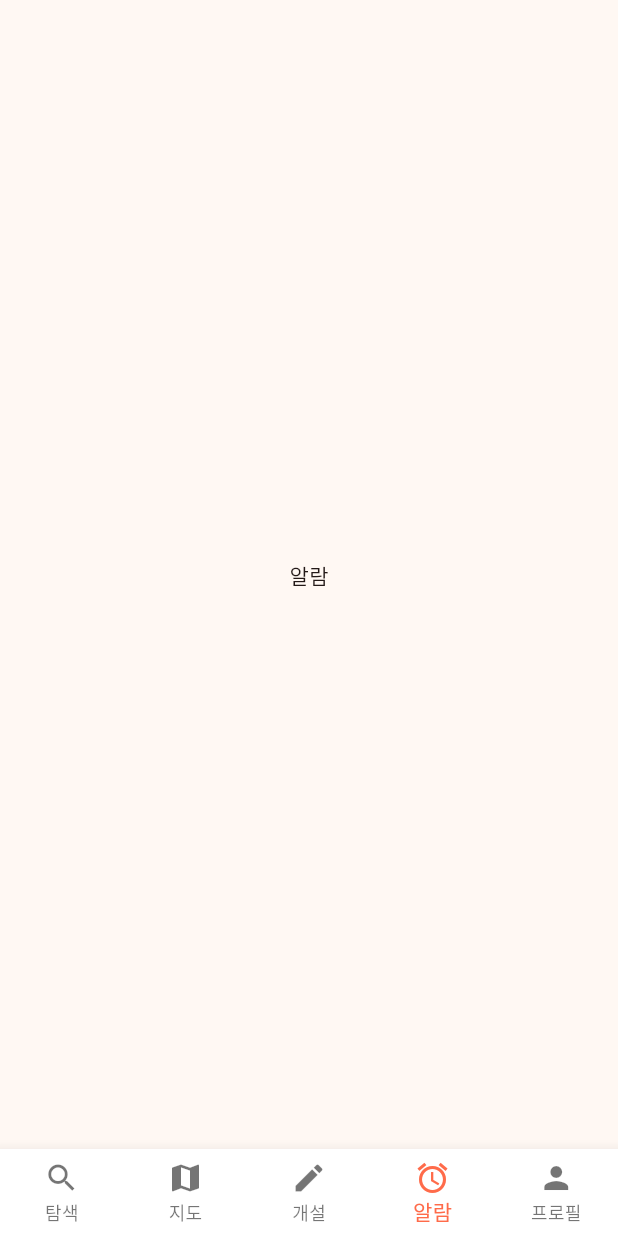
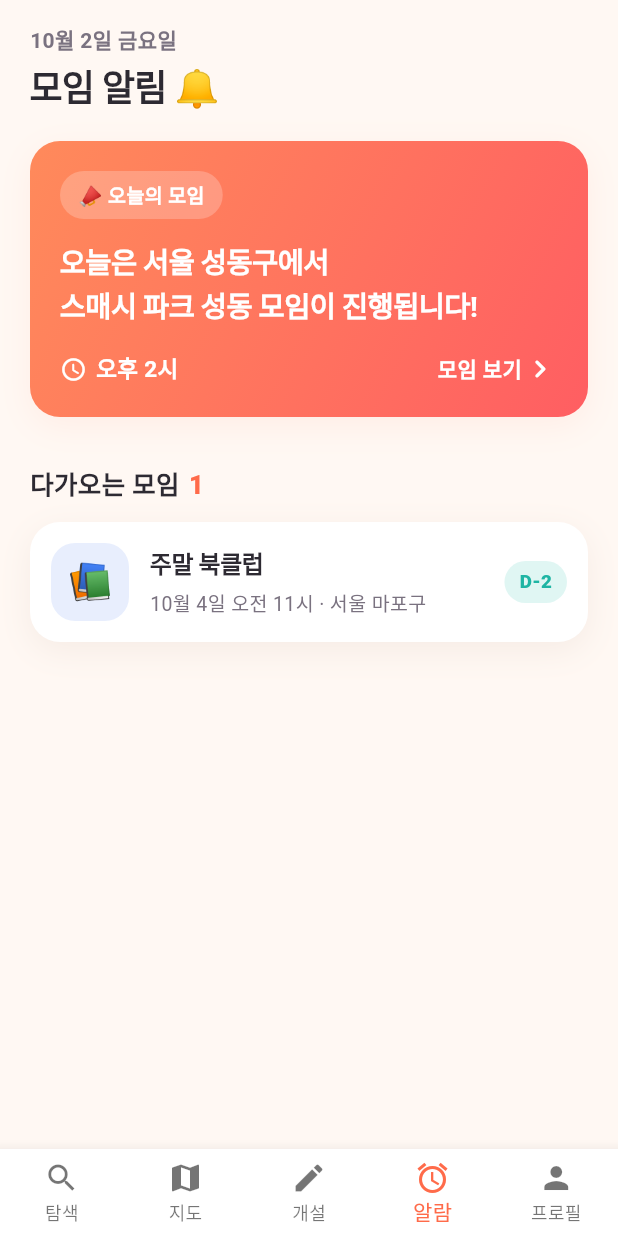
Before and after one commit to taetae0821/HABL, a Flutter app: the HomePage screen opened directly, item 4 of the bottom bar chosen, on a phone screen of 412 x 824 dp. Run offline on Flutter 3.47's test engine with Material 3 defaults, Android fonts, the phone set to English and light mode, and no system bars; missing offline and left inert: kakao_flutter_sdk_user.

Commit message:
알람 페이지 생성

```diff
--- a/lib/main.dart
+++ b/lib/main.dart
@@ -8,6 +8,7 @@ import 'src/login.dart';
 import 'src/social_auth.dart';
 import 'src/theme.dart';
 import 'src/profile.dart';
+import 'src/alarm.dart';
 
 void main() {
   WidgetsFlutterBinding.ensureInitialized();
@@ -51,7 +52,7 @@ class _HomePageState extends State<HomePage> {
     FindClub(),
     Center(child: Text('지도')),
     Formclub(),
-    Center(child: Text('알람')),
+    Alarm(),
     Profile(),
   ];
 
--- /dev/null
+++ b/lib/src/alarm.dart
@@ -0,0 +1,452 @@
+import 'package:flutter/material.dart';
+import 'package:habl/src/club.dart';
+import 'package:habl/src/find_club.dart';
+import 'package:habl/src/theme.dart';
+
+// 가입한 동호회의 모임 일정 알림 한 건
+class MeetingAlarm {
+  const MeetingAlarm({
+    required this.club,
+    required this.date,
+    required this.time,
+  });
+
+  final ClubSummary club;
+  final DateTime date; // 모임 날짜
+  final String time; // 모임 시간 (예: 오후 2시)
+}
+
+class Alarm extends StatefulWidget {
+  const Alarm({super.key});
+
+  @override
+  State<Alarm> createState() => _AlarmState();
+}
+
+class _AlarmState extends State<Alarm> {
+  List<MeetingAlarm> _alarms = [];
+  bool _isLoading = true;
+
+  @override
+  void initState() {
+    super.initState();
+    _loadAlarms();
+  }
+
+  static DateTime _dateOnly(DateTime d) => DateTime(d.year, d.month, d.day);
+
+  // 오늘로부터 며칠 뒤인지 (오늘 = 0)
+  static int _daysFromToday(DateTime date) =>
+      _dateOnly(date).difference(_dateOnly(DateTime.now())).inDays;
+
+  // TODO: DB 연결 후 GET /users/me/meetings 처럼 가입한 동호회의
+  // 다가오는 모임 일정을 서버에서 받아오도록 교체 (날짜순 정렬)
+  // (아래는 임시 샘플: 오늘 기준으로 날짜를 만들어 항상 '오늘' 알림이 보이게 함)
+  Future<void> _loadAlarms() async {
+    final today = _dateOnly(DateTime.now());
+
+    setState(() {
+      _alarms = [
+        MeetingAlarm(
+          date: today,
+          time: '오후 2시',
+          club: const ClubSummary(
+            id: 1,
+            name: '스매시 파크 성동',
+            category: '운동',
+            description: '초보부터 실력자까지 함께 즐기는 배드민턴 모임입니다.',
+            locationName: '서울 성동구',
+            regularMeetingInfo: '매주 토요일 오후 2시',
+            imageUrl: 'assets/badminton_img.png',
+          ),
+        ),
+        MeetingAlarm(
+          date: today.add(const Duration(days: 2)),
+          time: '오전 11시',
+          club: const ClubSummary(
+            id: 2,
+            name: '주말 북클럽',
+            category: '스터디',
+            description: '한 달에 한 권, 같이 읽고 이야기 나눠요.',
+            locationName: '서울 마포구',
+            regularMeetingInfo: '격주 일요일 오전 11시',
+            imageUrl: 'assets/sample/book_club.jpg',
+          ),
+        ),
+      ];
+      _isLoading = false;
+    });
+  }
+
+  void _openClub(ClubSummary club) {
+    Navigator.push(
+      context,
+      MaterialPageRoute(
+        builder: (_) => Club(
+          clubName: club.name,
+          clubId: club.id,
+          imageUrl: club.imageUrl,
+          location: club.locationName,
+          meetingTime: club.regularMeetingInfo,
+        ),
+      ),
+    );
+  }
+
+  @override
+  Widget build(BuildContext context) {
+    if (_isLoading) {
+      return const Scaffold(body: Center(child: CircularProgressIndicator()));
+    }
+
+    final todayAlarms =
+        _alarms.where((a) => _daysFromToday(a.date) == 0).toList();
+    final upcomingAlarms =
+        _alarms.where((a) => _daysFromToday(a.date) > 0).toList();
+
+    return Scaffold(
+      body: SafeArea(
+        bottom: false,
+        child: RefreshIndicator(
+          color: AppColors.primary,
+          onRefresh: _loadAlarms,
+          child: ListView(
+            padding: const EdgeInsets.fromLTRB(20, 16, 20, 24),
+            children: [
+              _buildGreeting(),
+              const SizedBox(height: 20),
+              if (todayAlarms.isEmpty)
+                _buildNoMeetingToday()
+              else
+                for (final alarm in todayAlarms)
+                  Padding(
+                    padding: const EdgeInsets.only(bottom: 14),
+                    child: _TodayAlarmCard(
+                      alarm: alarm,
+                      onTap: () => _openClub(alarm.club),
+                    ),
+                  ),
+              if (upcomingAlarms.isNotEmpty) ...[
+                const SizedBox(height: 18),
+                _buildSectionTitle('다가오는 모임', upcomingAlarms.length),
+                const SizedBox(height: 12),
+                for (final alarm in upcomingAlarms)
+                  Padding(
+                    padding: const EdgeInsets.only(bottom: 12),
+                    child: _UpcomingAlarmTile(
+                      alarm: alarm,
+                      daysLeft: _daysFromToday(alarm.date),
+                      onTap: () => _openClub(alarm.club),
+                    ),
+                  ),
+              ],
+            ],
+          ),
+        ),
+      ),
+    );
+  }
+
+  // 상단 오늘 날짜 + 제목
+  Widget _buildGreeting() {
+    const weekdays = ['월', '화', '수', '목', '금', '토', '일'];
+    final now = DateTime.now();
+
+    return Column(
+      crossAxisAlignment: CrossAxisAlignment.start,
+      children: [
+        Text(
+          '${now.month}월 ${now.day}일 ${weekdays[now.weekday - 1]}요일',
+          style: const TextStyle(
+            fontSize: 14,
+            fontWeight: FontWeight.w600,
+            color: AppColors.textSecondary,
+          ),
+        ),
+        const SizedBox(height: 4),
+        const Text(
+          '모임 알림 🔔',
+          style: TextStyle(
+            fontSize: 24,
+            height: 1.3,
+            fontWeight: FontWeight.w800,
+            letterSpacing: -0.6,
+            color: AppColors.textPrimary,
+          ),
+        ),
+      ],
+    );
+  }
+
+  Widget _buildSectionTitle(String title, int count) {
+    return Row(
+      children: [
+        Text(
+          title,
+          style: const TextStyle(
+            fontSize: 17,
+            fontWeight: FontWeight.w800,
+            color: AppColors.textPrimary,
+          ),
+        ),
+        const SizedBox(width: 6),
+        Text(
+          '$count',
+          style: const TextStyle(
+            fontSize: 17,
+            fontWeight: FontWeight.w800,
+            color: AppColors.primary,
+          ),
+        ),
+      ],
+    );
+  }
+
+  Widget _buildNoMeetingToday() {
+    return Container(
+      width: double.infinity,
+      padding: const EdgeInsets.symmetric(vertical: 32),
+      decoration: BoxDecoration(
+        color: AppColors.surface,
+        borderRadius: BorderRadius.circular(20),
+        boxShadow: AppColors.softShadow(),
+      ),
+      child: Column(
+        children: [
+          Container(
+            width: 72,
+            height: 72,
+            alignment: Alignment.center,
+            decoration: const BoxDecoration(
+              color: AppColors.primaryLight,
+              shape: BoxShape.circle,
+            ),
+            child: const Text('😴', style: TextStyle(fontSize: 32)),
+          ),
+          const SizedBox(height: 14),
+          const Text(
+            '오늘은 예정된 모임이 없어요',
+            style: TextStyle(
+              fontSize: 15,
+              fontWeight: FontWeight.w700,
+              color: AppColors.textPrimary,
+            ),
+          ),
+        ],
+      ),
+    );
+  }
+}
+
+// 오늘 모임 알림: "오늘은 OO에서 OO 모임이 진행됩니다!"
+class _TodayAlarmCard extends StatelessWidget {
+  const _TodayAlarmCard({required this.alarm, required this.onTap});
+
+  final MeetingAlarm alarm;
+  final VoidCallback onTap;
+
+  @override
+  Widget build(BuildContext context) {
+    final club = alarm.club;
+
+    return DecoratedBox(
+      decoration: BoxDecoration(
+        gradient: AppColors.heroGradient,
+        borderRadius: BorderRadius.circular(20),
+        boxShadow: AppColors.softShadow(AppColors.primary),
+      ),
+      child: Material(
+        color: Colors.transparent,
+        child: InkWell(
+          borderRadius: BorderRadius.circular(20),
+          onTap: onTap,
+          child: Padding(
+            padding: const EdgeInsets.all(20),
+            child: Column(
+              crossAxisAlignment: CrossAxisAlignment.start,
+              children: [
+                Container(
+                  padding: const EdgeInsets.symmetric(
+                    horizontal: 12,
+                    vertical: 6,
+                  ),
+                  decoration: BoxDecoration(
+                    color: Colors.white.withValues(alpha: 0.22),
+                    borderRadius: BorderRadius.circular(20),
+                  ),
+                  child: const Text(
+                    '📣 오늘의 모임',
+                    style: TextStyle(
+                      color: Colors.white,
+                      fontWeight: FontWeight.w800,
+                      fontSize: 13,
+                    ),
+                  ),
+                ),
+                const SizedBox(height: 14),
+                Text.rich(
+                  TextSpan(
+                    children: [
+                      const TextSpan(text: '오늘은 '),
+                      TextSpan(
+                        text: club.locationName,
+                        style: const TextStyle(fontWeight: FontWeight.w900),
+                      ),
+                      const TextSpan(text: '에서\n'),
+                      TextSpan(
+                        text: club.name,
+                        style: const TextStyle(fontWeight: FontWeight.w900),
+                      ),
+                      const TextSpan(text: ' 모임이 진행됩니다!'),
+                    ],
+                  ),
+                  style: const TextStyle(
+                    fontSize: 19,
+                    height: 1.45,
+                    fontWeight: FontWeight.w600,
+                    letterSpacing: -0.4,
+                    color: Colors.white,
+                  ),
+                ),
+                const SizedBox(height: 16),
+                Row(
+                  children: [
+                    const Icon(
+                      Icons.schedule_rounded,
+                      size: 18,
+                      color: Colors.white,
+                    ),
+                    const SizedBox(width: 6),
+                    Text(
+                      alarm.time,
+                      style: const TextStyle(
+                        fontSize: 15,
+                        fontWeight: FontWeight.w700,
+                        color: Colors.white,
+                      ),
+                    ),
+                    const Spacer(),
+                    const Text(
+                      '모임 보기',
+                      style: TextStyle(
+                        fontSize: 14,
+                        fontWeight: FontWeight.w800,
+                        color: Colors.white,
+                      ),
+                    ),
+                    const Icon(
+                      Icons.chevron_right_rounded,
+                      color: Colors.white,
+                    ),
+                  ],
+                ),
+              ],
+            ),
+          ),
+        ),
+      ),
+    );
+  }
+}
+
+// 다가오는 모임 알림 한 줄
+class _UpcomingAlarmTile extends StatelessWidget {
+  const _UpcomingAlarmTile({
+    required this.alarm,
+    required this.daysLeft,
+    required this.onTap,
+  });
+
+  final MeetingAlarm alarm;
+  final int daysLeft;
+  final VoidCallback onTap;
+
+  @override
+  Widget build(BuildContext context) {
+    final club = alarm.club;
+    final category = categoryOf(club.category);
+
+    return DecoratedBox(
+      decoration: BoxDecoration(
+        borderRadius: BorderRadius.circular(20),
+        boxShadow: AppColors.softShadow(),
+      ),
+      child: Material(
+        color: AppColors.surface,
+        borderRadius: BorderRadius.circular(20),
+        child: InkWell(
+          borderRadius: BorderRadius.circular(20),
+          onTap: onTap,
+          child: Padding(
+            padding: const EdgeInsets.all(14),
+            child: Row(
+              children: [
+                Container(
+                  width: 52,
+                  height: 52,
+                  alignment: Alignment.center,
+                  decoration: BoxDecoration(
+                    color: category.light,
+                    borderRadius: BorderRadius.circular(16),
+                  ),
+                  child: Text(
+                    category.emoji,
+                    style: const TextStyle(fontSize: 24),
+                  ),
+                ),
+                const SizedBox(width: 14),
+                Expanded(
+                  child: Column(
+                    crossAxisAlignment: CrossAxisAlignment.start,
+                    children: [
+                      Text(
+                        club.name,
+                        maxLines: 1,
+                        overflow: TextOverflow.ellipsis,
+                        style: const TextStyle(
+                          fontSize: 16,
+                          fontWeight: FontWeight.w800,
+                          letterSpacing: -0.3,
+                          color: AppColors.textPrimary,
+                        ),
+                      ),
+                      const SizedBox(height: 4),
+                      Text(
+                        '${alarm.date.month}월 ${alarm.date.day}일 ${alarm.time} · ${club.locationName}',
+                        maxLines: 1,
+                        overflow: TextOverflow.ellipsis,
+                        style: const TextStyle(
+                          fontSize: 13,
+                          color: AppColors.textSecondary,
+                        ),
+                      ),
+                    ],
+                  ),
+                ),
+                const SizedBox(width: 8),
+                Container(
+                  padding: const EdgeInsets.symmetric(
+                    horizontal: 10,
+                    vertical: 5,
+                  ),
+                  decoration: BoxDecoration(
+                    color: AppColors.secondaryLight,
+                    borderRadius: BorderRadius.circular(20),
+                  ),
+                  child: Text(
+                    daysLeft == 1 ? '내일' : 'D-$daysLeft',
+                    style: const TextStyle(
+                      fontSize: 12.5,
+                      fontWeight: FontWeight.w800,
+                      color: AppColors.secondary,
+                    ),
+                  ),
+                ),
+              ],
+            ),
+          ),
+        ),
+      ),
+    );
+  }
+}
```
Also changed, not shown: 1 other file.
